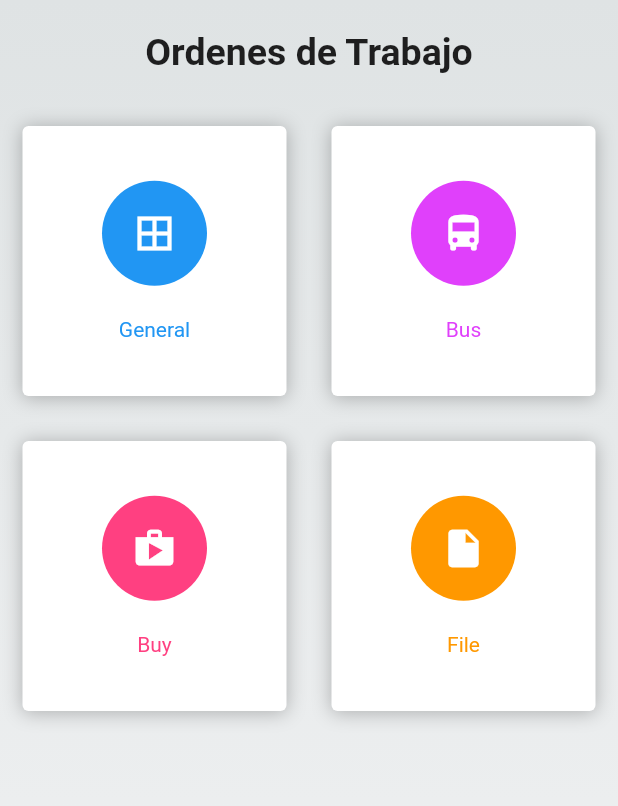
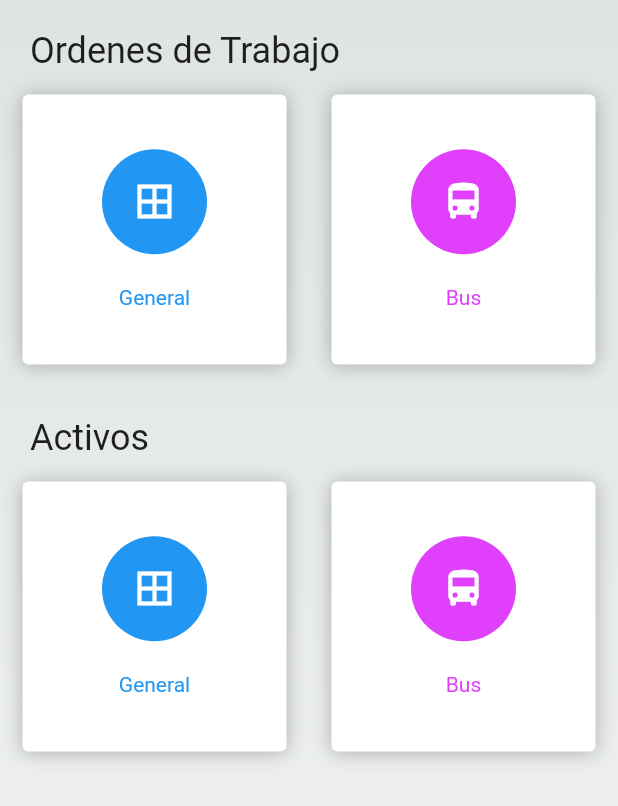
Before and after one commit to MeloGon/PMDigital, a Flutter app: the MenuPage screen opened by its route, on a phone screen of 412 x 824 dp. Shown: the top 806 px of the screen. Run offline on Flutter 3.47's test engine with Material 2 defaults, Android fonts, the phone set to English and light mode, and no system bars.

Commit message:
Vista actualizada de Menu

```diff
--- a/lib/src/pages/menu_page.dart
+++ b/lib/src/pages/menu_page.dart
@@ -11,6 +11,7 @@ class MenuPage extends StatefulWidget {
 class _MenuPageState extends State<MenuPage> {
   Color _colorGradbeg = Color(0xffDFE3E4);
   Color _colorGradend = Color(0xffF3F4F5);
+  TextStyle _titleStyle = TextStyle(fontSize: 24.0);
   @override
   Widget build(BuildContext context) {
     return Scaffold(
@@ -19,43 +20,16 @@ class _MenuPageState extends State<MenuPage> {
         _loguinBg(),
         SingleChildScrollView(
           child: Column(
-            children: <Widget>[_titulos(), _botonesRedondeados()],
+            children: <Widget>[
+              _titulos("Ordenes de Trabajo"),
+              _botonesRedondeados(),
+              _titulos("Activos"),
+              _botonesRedondeados1()
+            ],
           ),
         )
       ],
     ));
-  }
-
-  Widget _fondoApp() {
-    final gradiente = Container(
-      width: double.infinity,
-      height: double.infinity,
-      decoration: BoxDecoration(
-          gradient: LinearGradient(
-              begin: FractionalOffset(0.0, 0.6),
-              end: FractionalOffset(0.0, 1.0),
-              colors: [
-            Color.fromRGBO(52, 54, 101, 1.0),
-            Color.fromRGBO(35, 37, 57, 1.0)
-          ])),
-    );
-
-    final cajaRosa = Transform.rotate(
-        angle: -pi / 5.0,
-        child: Container(
-          height: 360.0,
-          width: 360.0,
-          decoration: BoxDecoration(
-              borderRadius: BorderRadius.circular(80.0),
-              gradient: LinearGradient(colors: [
-                Color.fromRGBO(236, 98, 188, 1.0),
-                Color.fromRGBO(241, 142, 172, 1.0)
-              ])),
-        ));
-
-    return Stack(
-      children: <Widget>[gradiente, Positioned(top: -100.0, child: cajaRosa)],
-    );
   }
 
   Widget _loguinBg() {
@@ -71,15 +45,15 @@ class _MenuPageState extends State<MenuPage> {
     );
   }
 
-  Widget _titulos() {
+  Widget _titulos(String titleValue) {
     return SafeArea(
       child: Container(
-        padding: EdgeInsets.all(20.0),
+        width: double.infinity,
+        padding: EdgeInsets.only(top: 20.0, left: 20.0),
         child: Column(
           crossAxisAlignment: CrossAxisAlignment.start,
           children: <Widget>[
-            Text('Ordenes de Trabajo',
-                style: TextStyle(fontSize: 25.0, fontWeight: FontWeight.bold)),
+            Text(titleValue.toString(), style: _titleStyle),
           ],
         ),
       ),
@@ -94,10 +68,26 @@ class _MenuPageState extends State<MenuPage> {
           _crearBotonRedondeado(
               Colors.purpleAccent, Icons.directions_bus, 'Bus'),
         ]),
+        // TableRow(children: [
+        //   _crearBotonRedondeado(Colors.pinkAccent, Icons.shop, 'Buy'),
+        //   _crearBotonRedondeado(Colors.orange, Icons.insert_drive_file, 'File'),
+        // ]),
+      ],
+    );
+  }
+
+  Widget _botonesRedondeados1() {
+    return Table(
+      children: [
         TableRow(children: [
-          _crearBotonRedondeado(Colors.pinkAccent, Icons.shop, 'Buy'),
-          _crearBotonRedondeado(Colors.orange, Icons.insert_drive_file, 'File'),
+          _crearBotonRedondeado(Colors.blue, Icons.border_all, 'General'),
+          _crearBotonRedondeado(
+              Colors.purpleAccent, Icons.directions_bus, 'Bus'),
         ]),
+        // TableRow(children: [
+        //   _crearBotonRedondeado(Colors.pinkAccent, Icons.shop, 'Buy'),
+        //   _crearBotonRedondeado(Colors.orange, Icons.insert_drive_file, 'File'),
+        // ]),
       ],
     );
   }
```
Also changed, not shown: pubspec.lock, 1 other file.
